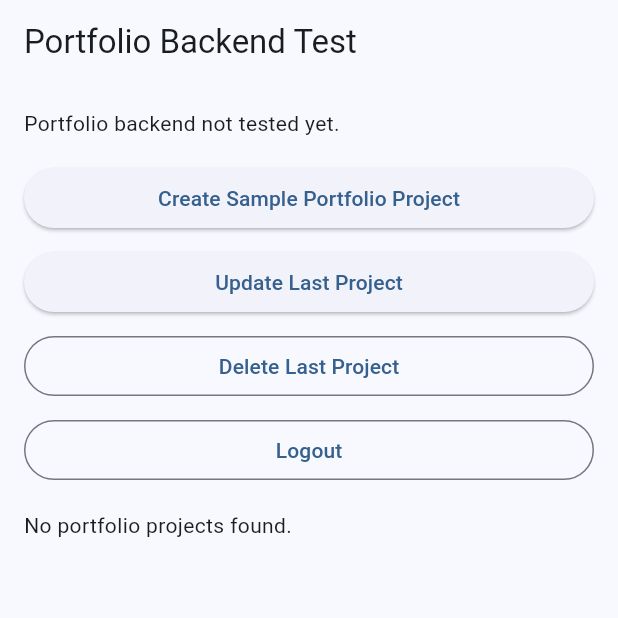
After one commit to Maharjanprayab/Early_carer_assitance_app, a Flutter app: the TestPortfolioScreen screen opened directly, on a phone screen of 412 x 824 dp, the top half of it. The commit adds this screen. Run offline on Flutter 3.47's test engine with Material 3 defaults, Android fonts, the light colour scheme and no system bars; our stand-ins replace cloud_firestore, firebase_auth, firebase_core, firebase_storage; accounts and stored records are empty; network calls fail.

Commit message:
Add portfolio backend service

```diff
--- a/lib/backend/storage_service.dart
+++ b/lib/backend/storage_service.dart
@@ -40,7 +40,9 @@ class StorageService {
     return uploadTask.ref.getDownloadURL();
   }
 
-  Future<void> deleteFileByUrl(String fileUrl) async {
+  Future<void> deleteFileByUrl({
+    required String fileUrl,
+  }) async {
     if (fileUrl.trim().isEmpty) {
       return;
     }
--- a/lib/main.dart
+++ b/lib/main.dart
@@ -5,6 +5,7 @@ import 'screens/recommendations/test_recommendation_screen.dart';
 import 'screens/auth/test_auth_screen.dart';
 import 'screens/skills/test_skill_gap_screen.dart';
 import 'screens/resume/test_resume_screen.dart';
+import 'screens/portfolio/test_portfolio_screen.dart';
 
 import 'firebase_options.dart';
 
@@ -30,7 +31,7 @@ class EarlyCareerApp extends StatelessWidget {
         useMaterial3: true,
         colorSchemeSeed: Colors.blue,
       ),
-      home: TestResumeScreen(),
+      home: TestPortfolioScreen(),
     );
   }
 }
--- /dev/null
+++ b/lib/screens/portfolio/test_portfolio_screen.dart
@@ -0,0 +1,238 @@
+import 'package:cloud_firestore/cloud_firestore.dart';
+import 'package:flutter/material.dart';
+
+import '../../backend/auth_service.dart';
+import '../../backend/portfolio_service.dart';
+
+class TestPortfolioScreen extends StatefulWidget {
+  const TestPortfolioScreen({super.key});
+
+  @override
+  State<TestPortfolioScreen> createState() => _TestPortfolioScreenState();
+}
+
+class _TestPortfolioScreenState extends State<TestPortfolioScreen> {
+  final AuthService _authService = AuthService();
+  final PortfolioService _portfolioService = PortfolioService();
+
+  String _message = 'Portfolio backend not tested yet.';
+  String? _lastProjectId;
+
+  Future<void> _loginOrCreateTestUser() async {
+    try {
+      await _authService.login(
+        email: 'portfoliotest@example.com',
+        password: 'Password123!',
+      );
+    } catch (_) {
+      await _authService.signUp(
+        fullName: 'Portfolio Test Student',
+        email: 'portfoliotest@example.com',
+        password: 'Password123!',
+        degree: 'Bachelor of IT',
+      );
+    }
+  }
+
+  Future<void> _createProject() async {
+    try {
+      await _loginOrCreateTestUser();
+
+      final projectId = await _portfolioService.addProject(
+        title: 'Early Career Assistance App',
+        description:
+            'A Flutter and Firebase app that helps IT students explore career paths, analyse skill gaps, build resumes, and showcase projects.',
+        technologies: [
+          'Flutter',
+          'Firebase',
+          'Firestore',
+          'Firebase Auth',
+          'Firebase Storage',
+        ],
+        githubUrl: 'https://github.com/example/early-career-assistance-app',
+      );
+
+      setState(() {
+        _lastProjectId = projectId;
+        _message = 'Portfolio project created successfully. ID: $projectId';
+      });
+    } catch (e) {
+      setState(() {
+        _message = 'Create project failed: $e';
+      });
+    }
+  }
+
+  Future<void> _updateLastProject() async {
+    try {
+      await _loginOrCreateTestUser();
+
+      final projectId = _lastProjectId;
+
+      if (projectId == null) {
+        setState(() {
+          _message = 'Create a project first before updating.';
+        });
+        return;
+      }
+
+      await _portfolioService.updateProject(
+        projectId: projectId,
+        projectData: {
+          'description':
+              'Updated project description: backend services implemented using Firebase Auth, Firestore, and Firebase Storage.',
+          'technologies': [
+            'Flutter',
+            'Firebase',
+            'Firestore',
+            'Authentication',
+            'Cloud Storage',
+            'GitHub',
+          ],
+        },
+      );
+
+      setState(() {
+        _message = 'Portfolio project updated successfully. ID: $projectId';
+      });
+    } catch (e) {
+      setState(() {
+        _message = 'Update project failed: $e';
+      });
+    }
+  }
+
+  Future<void> _deleteLastProject() async {
+    try {
+      await _loginOrCreateTestUser();
+
+      final projectId = _lastProjectId;
+
+      if (projectId == null) {
+        setState(() {
+          _message = 'Create a project first before deleting.';
+        });
+        return;
+      }
+
+      await _portfolioService.deleteProject(projectId: projectId);
+
+      setState(() {
+        _message = 'Portfolio project deleted successfully. ID: $projectId';
+        _lastProjectId = null;
+      });
+    } catch (e) {
+      setState(() {
+        _message = 'Delete project failed: $e';
+      });
+    }
+  }
+
+  Future<void> _logout() async {
+    await _authService.logout();
+
+    setState(() {
+      _message = 'Logged out.';
+      _lastProjectId = null;
+    });
+  }
+
+  Stream<QuerySnapshot<Map<String, dynamic>>>? _projectStream() {
+    if (_authService.currentUser == null) {
+      return null;
+    }
+
+    return _portfolioService.getMyProjects();
+  }
+
+  @override
+  Widget build(BuildContext context) {
+    final stream = _projectStream();
+
+    return Scaffold(
+      appBar: AppBar(
+        title: const Text('Portfolio Backend Test'),
+      ),
+      body: Padding(
+        padding: const EdgeInsets.all(16),
+        child: Column(
+          crossAxisAlignment: CrossAxisAlignment.stretch,
+          children: [
+            Text(_message),
+            const SizedBox(height: 16),
+            ElevatedButton(
+              onPressed: _createProject,
+              child: const Text('Create Sample Portfolio Project'),
+            ),
+            const SizedBox(height: 8),
+            ElevatedButton(
+              onPressed: _updateLastProject,
+              child: const Text('Update Last Project'),
+            ),
+            const SizedBox(height: 8),
+            OutlinedButton(
+              onPressed: _deleteLastProject,
+              child: const Text('Delete Last Project'),
+            ),
+            const SizedBox(height: 8),
+            OutlinedButton(
+              onPressed: _logout,
+              child: const Text('Logout'),
+            ),
+            const SizedBox(height: 16),
+            Expanded(
+              child: stream == null
+                  ? const Text('Login or create a project to view data.')
+                  : StreamBuilder<QuerySnapshot<Map<String, dynamic>>>(
+                      stream: stream,
+                      builder: (context, snapshot) {
+                        if (snapshot.hasError) {
+                          return Text('Error: ${snapshot.error}');
+                        }
+
+                        if (snapshot.connectionState ==
+                            ConnectionState.waiting) {
+                          return const Center(
+                            child: CircularProgressIndicator(),
+                          );
+                        }
+
+                        final docs = snapshot.data?.docs ?? [];
+
+                        if (docs.isEmpty) {
+                          return const Text('No portfolio projects found.');
+                        }
+
+                        return ListView.separated(
+                          itemCount: docs.length,
+                          separatorBuilder: (context, index) =>
+                              const SizedBox(height: 8),
+                          itemBuilder: (context, index) {
+                            final project = docs[index].data();
+
+                            final technologies = List<String>.from(
+                              project['technologies'] ?? [],
+                            );
+
+                            return Card(
+                              child: ListTile(
+                                title: Text(
+                                  project['title']?.toString() ?? 'No title',
+                                ),
+                                subtitle: Text(
+                                  '${project['description'] ?? ''}\n\n'
+                                  'Technologies: ${technologies.join(', ')}',
+                                ),
+                              ),
+                            );
+                          },
+                        );
+                      },
+                    ),
+            ),
+          ],
+        ),
+      ),
+    );
+  }
+}
```
Also changed, not shown: lib/backend/portfolio_service.dart (+20 -1 lines).
